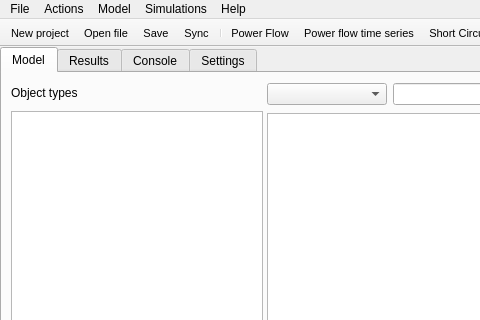
Old version of the form src/GridCal/Gui/Main/MainWindow.ui in the repository SanPen/GridCal; both pictures show x 0 to 480 and y 0 to 320 of the 1267 by 789 pixel window.
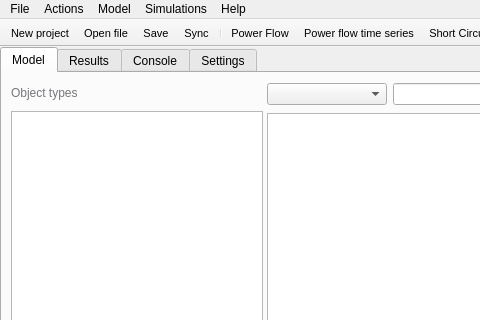
New version of the form. The open tabs and pages were chosen to show the change. Icons and pictures are not drawn.

Diff of the .ui file:
```diff
--- a/src/GridCal/Gui/Main/MainWindow.ui
+++ b/src/GridCal/Gui/Main/MainWindow.ui
@@ -497,6 +497,124 @@
                    </property>
                    <item>
                     <widget class="QLabel" name="label_3">
+                     <property name="palette">
+                      <palette>
+                       <active>
+                        <colorrole role="WindowText">
+                         <brush brushstyle="SolidPattern">
+                          <color alpha="255">
+                           <red>119</red>
+                           <green>118</green>
+                           <blue>123</blue>
+                          </color>
+                         </brush>
+                        </colorrole>
+                        <colorrole role="Text">
+                         <brush brushstyle="SolidPattern">
+                          <color alpha="255">
+                           <red>154</red>
+                           <green>153</green>
+                           <blue>150</blue>
+                          </color>
+                         </brush>
+                        </colorrole>
+                        <colorrole role="ButtonText">
+                         <brush brushstyle="SolidPattern">
+                          <color alpha="255">
+                           <red>154</red>
+                           <green>153</green>
+                           <blue>150</blue>
+                          </color>
+                         </brush>
+                        </colorrole>
+                        <colorrole role="PlaceholderText">
+                         <brush brushstyle="SolidPattern">
+                          <color alpha="128">
+                           <red>154</red>
+                           <green>153</green>
+                           <blue>150</blue>
+                          </color>
+                         </brush>
+                        </colorrole>
+                       </active>
+                       <inactive>
+                        <colorrole role="WindowText">
+                         <brush brushstyle="SolidPattern">
+                          <color alpha="255">
+                           <red>119</red>
+                           <green>118</green>
+                           <blue>123</blue>
+                          </color>
+                         </brush>
+                        </colorrole>
+                        <colorrole role="Text">
+                         <brush brushstyle="SolidPattern">
+                          <color alpha="255">
+                           <red>154</red>
+                           <green>153</green>
+                           <blue>150</blue>
+                          </color>
+                         </brush>
+                        </colorrole>
+                        <colorrole role="ButtonText">
+                         <brush brushstyle="SolidPattern">
+                          <color alpha="255">
+                           <red>154</red>
+                           <green>153</green>
+                           <blue>150</blue>
+                          </color>
+                         </brush>
+                        </colorrole>
+                        <colorrole role="PlaceholderText">
+                         <brush brushstyle="SolidPattern">
+                          <color alpha="128">
+                           <red>154</red>
+                           <green>153</green>
+                           <blue>150</blue>
+                          </color>
+                         </brush>
+                        </colorrole>
+                       </inactive>
+                       <disabled>
+                        <colorrole role="WindowText">
+                         <brush brushstyle="SolidPattern">
+                          <color alpha="255">
+                           <red>190</red>
+                           <green>190</green>
+                           <blue>190</blue>
+                          </color>
+                         </brush>
+                        </colorrole>
+                        <colorrole role="Text">
+                         <brush brushstyle="SolidPattern">
+                          <color alpha="255">
+                           <red>190</red>
+                           <green>190</green>
+                           <blue>190</blue>
+                          </color>
+                         </brush>
+                        </colorrole>
+                        <colorrole role="ButtonText">
+                         <brush brushstyle="SolidPattern">
+                          <color alpha="255">
+                           <red>190</red>
+                           <green>190</green>
+                           <blue>190</blue>
+                          </color>
+                         </brush>
+                        </colorrole>
+                        <colorrole role="PlaceholderText">
+                         <brush brushstyle="SolidPattern">
+                          <color alpha="128">
+                           <red>0</red>
+                           <green>0</green>
+                           <blue>0</blue>
+                          </color>
+                         </brush>
+                        </colorrole>
+                       </disabled>
+                      </palette>
+                     </property>
                      <property name="text">
                       <string>Object types</string>
                      </property>
```
Left out of the diff: 194 changed lines with no effect on the pictures.
